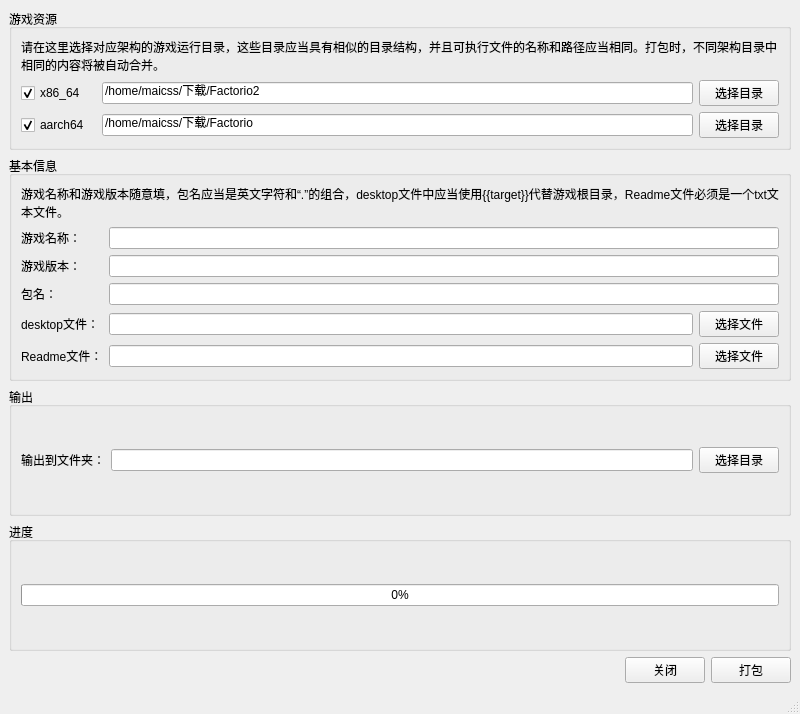
First picture: the form in tools/builder/MainWindow.ui, repository Maicss-chen/Gamux-Installer, before the edit.
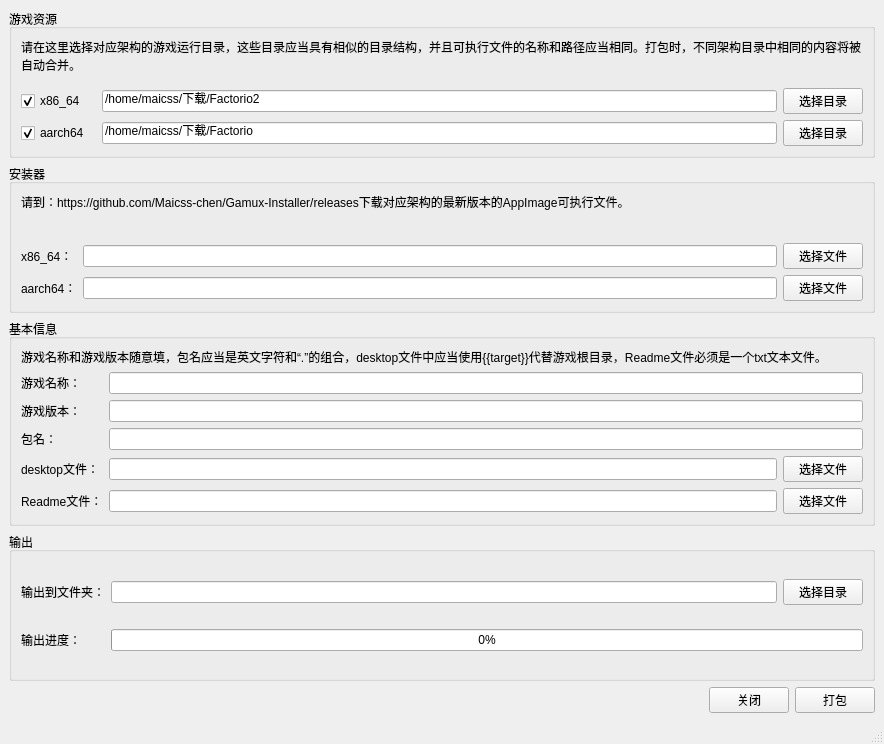
Second picture: the form after the edit.

Commit message: 新增 打包器选择安装器文件模块

Diff of the .ui file:
```diff
--- a/tools/builder/MainWindow.ui
+++ b/tools/builder/MainWindow.ui
@@ -6,32 +6,16 @@
    <rect>
     <x>0</x>
     <y>0</y>
-    <width>800</width>
-    <height>714</height>
+    <width>884</width>
+    <height>744</height>
    </rect>
   </property>
   <property name="windowTitle">
    <string>Gamux打包工具</string>
   </property>
   <widget class="QWidget" name="centralwidget">
-   <layout class="QGridLayout" name="gridLayout_2">
-    <item row="3" column="0">
-     <widget class="QGroupBox" name="groupBox_3">
-      <property name="title">
-       <string>进度</string>
-      </property>
-      <layout class="QVBoxLayout" name="verticalLayout">
-       <item>
-        <widget class="QProgressBar" name="progressBar">
-         <property name="value">
-          <number>0</number>
-         </property>
-        </widget>
-       </item>
-      </layout>
-     </widget>
-    </item>
-    <item row="0" column="0">
+   <layout class="QVBoxLayout" name="verticalLayout">
+    <item>
      <widget class="QGroupBox" name="groupBox">
       <property name="title">
        <string>游戏资源</string>
@@ -107,7 +91,63 @@
       </layout>
      </widget>
     </item>
-    <item row="1" column="0">
+    <item>
+     <widget class="QGroupBox" name="groupBox_4">
+      <property name="title">
+       <string>安装器</string>
+      </property>
+      <layout class="QGridLayout" name="gridLayout_5">
+       <item row="1" column="1">
+        <widget class="QLineEdit" name="lineEdit"/>
+       </item>
+       <item row="1" column="0">
+        <widget class="QLabel" name="label_10">
+         <property name="text">
+          <string>x86_64：</string>
+         </property>
+        </widget>
+       </item>
+       <item row="2" column="0">
+        <widget class="QLabel" name="label_11">
+         <property name="text">
+          <string>aarch64：</string>
+         </property>
+        </widget>
+       </item>
+       <item row="1" column="2">
+        <widget class="QPushButton" name="pushButton_2">
+         <property name="text">
+          <string>选择文件</string>
+         </property>
+        </widget>
+       </item>
+       <item row="2" column="1">
+        <widget class="QLineEdit" name="lineEdit_2"/>
+       </item>
+       <item row="2" column="2">
+        <widget class="QPushButton" name="pushButton_3">
+         <property name="text">
+          <string>选择文件</string>
+         </property>
+        </widget>
+       </item>
+       <item row="0" column="0" colspan="3">
+        <widget class="QLabel" name="label_12">
+         <property name="text">
+          <string>请到：https://github.com/Maicss-chen/Gamux-Installer/releases下载对应架构的最新版本的AppImage可执行文件。</string>
+         </property>
+         <property name="alignment">
+          <set>Qt::AlignLeading|Qt::AlignLeft|Qt::AlignTop</set>
+         </property>
+         <property name="wordWrap">
+          <bool>true</bool>
+         </property>
+        </widget>
+       </item>
+      </layout>
+     </widget>
+    </item>
+    <item>
      <widget class="QGroupBox" name="groupBox_2">
       <property name="title">
        <string>基本信息</string>
@@ -159,6 +199,16 @@
          </property>
         </widget>
        </item>
+       <item row="3" column="0">
+        <widget class="QLabel" name="label_7">
+         <property name="text">
+          <string>包名：</string>
+         </property>
+        </widget>
+       </item>
+       <item row="3" column="1" colspan="2">
+        <widget class="QLineEdit" name="line_packagename"/>
+       </item>
        <item row="5" column="1">
         <widget class="QLineEdit" name="line_desktopfile"/>
        </item>
@@ -186,23 +236,53 @@
          </property>
         </widget>
        </item>
+      </layout>
+     </widget>
+    </item>
+    <item>
+     <widget class="QGroupBox" name="groupBox_3">
+      <property name="title">
+       <string>输出</string>
+      </property>
+      <layout class="QGridLayout" name="gridLayout_4">
+       <item row="0" column="0">
+        <widget class="QLabel" name="label_8">
+         <property name="text">
+          <string>输出到文件夹：</string>
+         </property>
+        </widget>
+       </item>
+       <item row="0" column="1">
+        <widget class="QLineEdit" name="line_outdir"/>
+       </item>
+       <item row="0" column="2">
+        <widget class="QPushButton" name="pushButton">
+         <property name="text">
+          <string>选择目录</string>
+         </property>
+        </widget>
+       </item>
        <item row="3" column="0">
-        <widget class="QLabel" name="label_7">
+        <widget class="QLabel" name="label_9">
          <property name="text">
-          <string>包名：</string>
+          <string>输出进度：</string>
          </property>
         </widget>
        </item>
        <item row="3" column="1" colspan="2">
-        <widget class="QLineEdit" name="line_packagename"/>
+        <widget class="QProgressBar" name="progressBar">
+         <property name="value">
+          <number>0</number>
+         </property>
+        </widget>
        </item>
       </layout>
      </widget>
     </item>
-    <item row="5" column="0">
+    <item>
      <layout class="QHBoxLayout" name="horizontalLayout">
       <property name="sizeConstraint">
-       <enum>QLayout::SetDefaultConstraint</enum>
+       <enum>QLayout::SetMinAndMaxSize</enum>
       </property>
       <item>
        <spacer name="horizontalSpacer">
@@ -233,32 +313,6 @@
       </item>
      </layout>
     </item>
-    <item row="2" column="0">
-     <widget class="QGroupBox" name="groupBox_4">
-      <property name="title">
-       <string>输出</string>
-      </property>
-      <layout class="QHBoxLayout" name="horizontalLayout_2">
-       <item>
-        <widget class="QLabel" name="label_8">
-         <property name="text">
-          <string>输出到文件夹：</string>
-         </property>
-        </widget>
-       </item>
-       <item>
-        <widget class="QLineEdit" name="line_outdir"/>
-       </item>
-       <item>
-        <widget class="QPushButton" name="pushButton">
-         <property name="text">
-          <string>选择目录</string>
-         </property>
-        </widget>
-       </item>
-      </layout>
-     </widget>
-    </item>
    </layout>
   </widget>
   <widget class="QStatusBar" name="statusbar"/>
```
The commit also changes 3 other files.
